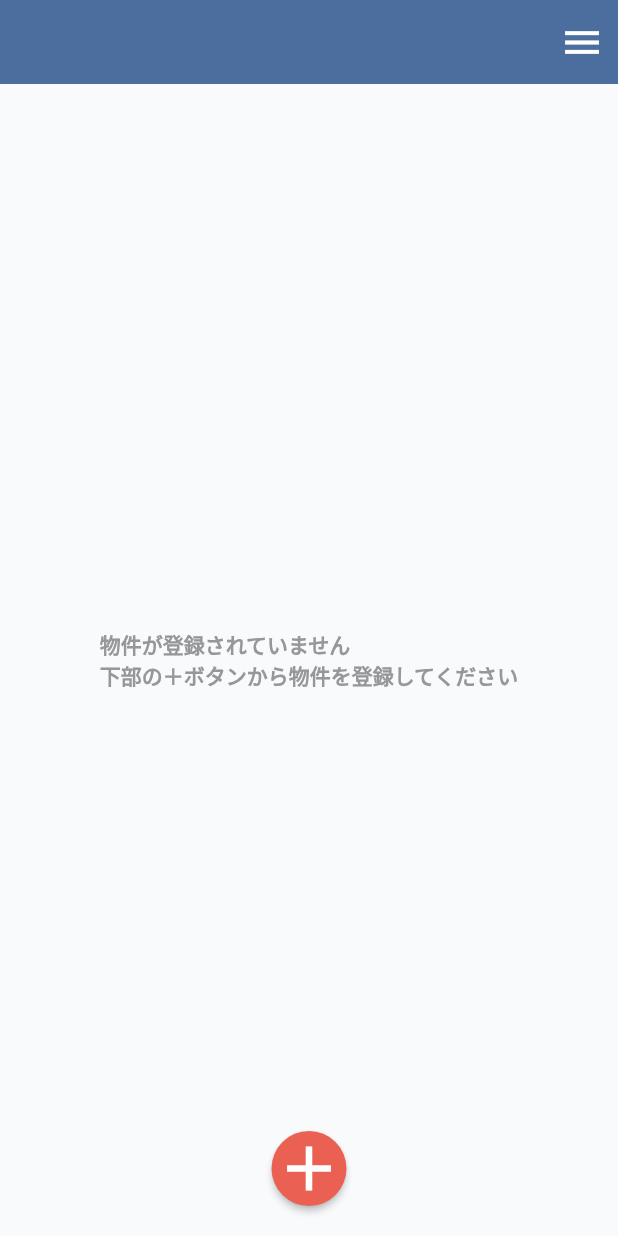
After one commit to TakayamaRai/pattohou, a Flutter app: the Home screen opened directly, on a phone screen of 412 x 824 dp. The commit adds this screen. Run offline on Flutter 3.47's test engine with Material 2 defaults, Android fonts, the phone set to English and light mode, and no system bars; our stand-ins replace cloud_firestore, email_validator, firebase_analytics, firebase_auth, firebase_core, firebase_crashlytics and 9 more; missing offline and left inert: heic_to_jpg, image_picker_platform_interface; accounts and stored records are empty.

Commit message:
Home作成

```diff
--- a/lib/data/common.dart
+++ b/lib/data/common.dart
@@ -7,3 +7,8 @@ const double appBarHeight = 56.0;
 class FileName{
   static const String logo = "logo.png";
 }
+
+class ProjectStatus{
+  static const String edit = 'edit';
+  static const String complete = 'complete';
+}
--- /dev/null
+++ b/lib/view/project/components/create_button.dart
@@ -0,0 +1,23 @@
+import 'package:flutter/material.dart';
+import 'package:pattohou/data/color.dart';
+
+class CreateButton extends StatelessWidget {
+  final Function onPressed;
+
+  const CreateButton({
+    Key? key,
+    required this.onPressed,
+  }) : super(key: key);
+
+  @override
+  Widget build(BuildContext context) {
+    return ElevatedButton(
+      style: ElevatedButton.styleFrom(
+        backgroundColor: MyColor.red,
+        shape: const CircleBorder(),
+      ),
+      onPressed: () => onPressed(),
+      child:const Icon(Icons.add,color: Colors.white,size: 50,),
+    );
+  }
+}
--- /dev/null
+++ b/lib/view/project/components/home_appber.dart
@@ -0,0 +1,31 @@
+import 'package:flutter/material.dart';
+import 'package:pattohou/data/color.dart';
+import 'package:pattohou/data/common.dart';
+
+Widget homeAppBar(BuildContext context){
+  return Column(
+    children: [
+      Container(
+        height: MediaQuery.of(context).padding.top,
+        width: MediaQuery.of(context).size.width,
+        color:MyColor.primary,
+      ),
+      Container(
+        height: appBarHeight,
+        color:Theme.of(context).primaryColor,
+        width: MediaQuery.of(context).size.width,
+        child: Stack(
+            children: [
+              Align(
+                alignment: Alignment.centerRight,
+                child: IconButton(
+                  icon: const Icon(Icons.menu,color: Colors.white,size: 30,),
+                  onPressed: (){
+
+                },),
+              )
+              ]),
+      ),
+    ],
+  );
+}
--- /dev/null
+++ b/lib/view/project/home.dart
@@ -0,0 +1,80 @@
+import 'package:flutter/material.dart';
+import 'package:hooks_riverpod/hooks_riverpod.dart';
+import 'package:pattohou/data/color.dart';
+import 'package:pattohou/data/common.dart';
+import 'package:pattohou/models/repository/database/project_repository.dart';
+import 'package:pattohou/view/components/load_dialog.dart';
+import 'package:pattohou/view/components/text.dart';
+import 'package:pattohou/view/project/components/create_button.dart';
+import 'package:pattohou/view/project/components/home_appber.dart';
+import 'package:pattohou/view/project/components/project_tile.dart';
+import 'package:pattohou/viewmodel/common/loading_viewmodel.dart';
+
+class Home extends HookConsumerWidget {
+  Home({Key? key}) : super(key: key);
+  final text = MyText();
+
+  @override
+  Widget build(BuildContext context,WidgetRef ref) {
+    final mProjectsWatch = ref.watch(projectStreamProvider);
+    return Scaffold(
+      backgroundColor: MyColor.background,
+      body: Stack(
+        children: [
+          homeAppBar(context),
+          Padding(
+            padding: EdgeInsets.only(
+                top: MediaQuery.of(context).padding.top + appBarHeight),
+            child: SafeArea(
+              child: Padding(
+                padding: const EdgeInsets.symmetric(vertical: 20.0,horizontal: 30.0),
+                child: mProjectsWatch.when(
+                  error: (err,_) {
+                    debugPrint(err.toString());
+                    return Container(child: text.p14normal(text: err.toString()),);
+                  },
+                  loading: ()=>
+                      Loading().dialog(message: "物件を取得中です"),
+                  data: (mProjects){
+                    if(mProjects.isEmpty) {
+                      return Center(
+                        child: text.p14bold(
+                          text: "物件が登録されていません\n"
+                          "下部の＋ボタンから物件を登録してください",
+                          color: MyColor.gray
+                      ),);
+                    }
+                    return ListView.builder(
+                      itemCount: mProjects.length,
+                      itemBuilder: (context, i) {
+                        return ProjectTile(
+                          id: mProjects.keys.elementAt(i),
+                          project: mProjects.values.elementAt(i),
+                          onTap:() => _onTapProjectTile(),
+                        );
+                      },
+                    );
+                }),
+              ),
+            ),
+          ),
+          Padding(
+            padding: EdgeInsets.only(bottom: MediaQuery.of(context).padding.bottom + 20),
+            child: Align(
+              alignment: Alignment.bottomCenter,
+                child: CreateButton(
+                    onPressed:() =>  _onTapCreateProject()
+                )
+            ),
+          ),
+          if(ref.watch(loadingStatusProvider).isLoading)
+            Loading().dialog(message: "お待ちください"),
+        ],
+      ),
+    );
+  }
+
+  _onTapProjectTile() {}
+
+  _onTapCreateProject() {}
+}
--- a/lib/view/signIn/sign_up_logo.dart
+++ b/lib/view/signIn/sign_up_logo.dart
@@ -8,6 +8,7 @@ import 'package:pattohou/view/components/image.dart';
 import 'package:pattohou/view/components/image_bottom_sheet.dart';
 import 'package:pattohou/view/components/scroll_view.dart';
 import 'package:pattohou/view/components/text.dart';
+import 'package:pattohou/view/project/home.dart';
 import 'package:pattohou/view/signIn/sgin_up_adrress.dart';
 import 'package:pattohou/view/signIn/sign_in.dart';
 import 'package:pattohou/viewmodel/common/loading_viewmodel.dart';
@@ -66,7 +67,7 @@ class SignUpLogo extends HookConsumerWidget {
     if (!context.mounted) return;
     await Navigator.of(context).pushAndRemoveUntil(
         MaterialPageRoute<bool>(
-            builder: (_) => SignInPage()),(_)=>false);
+            builder: (_) => Home()),(_)=>false);
   }
 
   Future<void> _setImage({required BuildContext context,required WidgetRef ref}) async {
```
Also changed, not shown: lib/models/repository/database/project_repository.dart (added, +137 -0 lines), lib/models/repository/firebase/firebaseFirestore.dart (+12 -6 lines), lib/view/project/components/project_tile.dart (added, +58 -0 lines), lib/view/signIn/sign_in.dart (+34 -41 lines).
